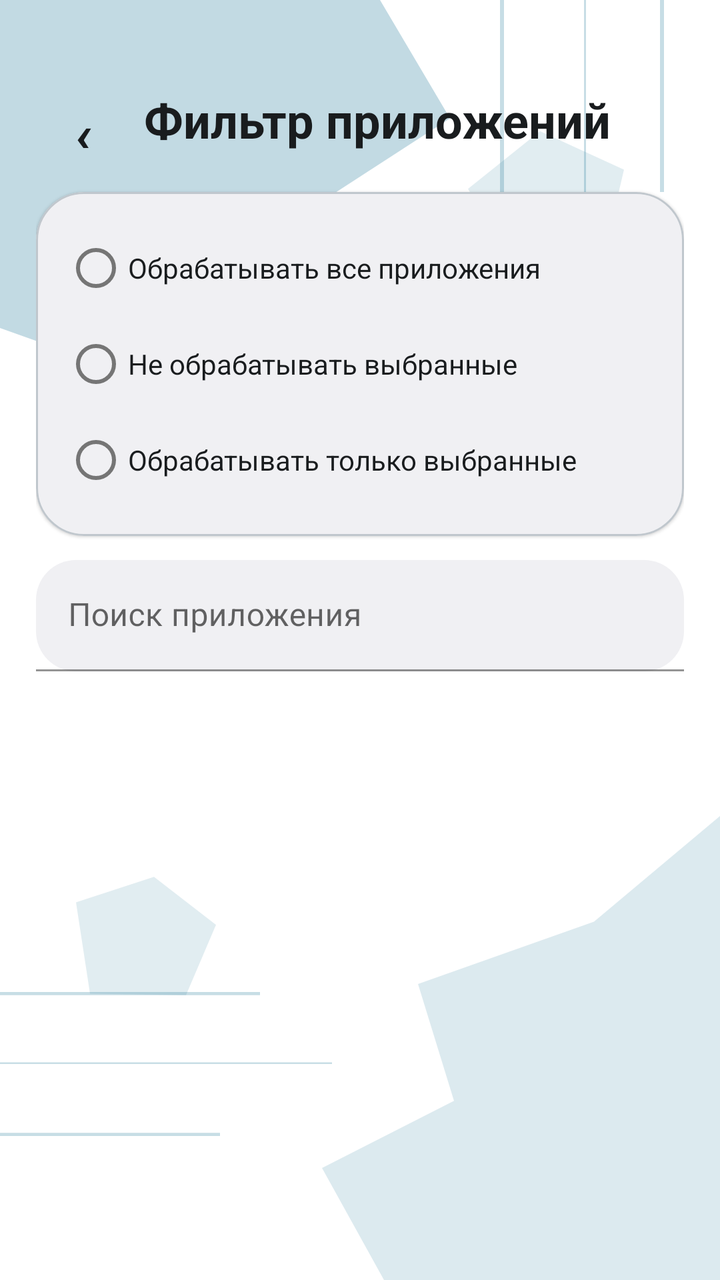
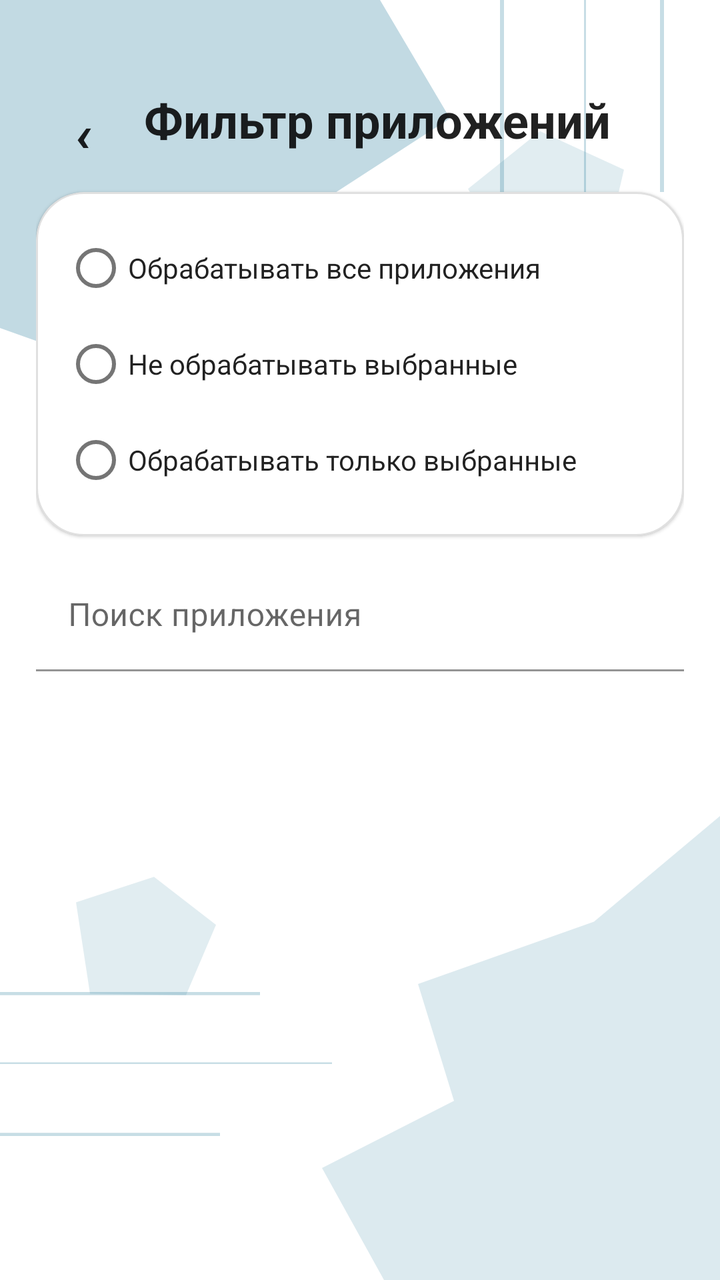

The first picture is an Android layout as it rendered before a commit; the second is the same layout after the commit. The layout source and the unified diff follow.
<!-- AndroidManifest.xml: application theme Theme.LimeFlow -->
<!-- res/layout/activity_app_filter.xml -->
<?xml version="1.0" encoding="utf-8"?>
<LinearLayout xmlns:android="http://schemas.android.com/apk/res/android"
    xmlns:app="http://schemas.android.com/apk/res-auto"
    android:layout_width="match_parent"
    android:layout_height="match_parent"
    android:background="@drawable/bg_limeflow"
    android:orientation="vertical"
    android:paddingHorizontal="18dp">

    <LinearLayout
        android:layout_width="match_parent"
        android:layout_height="wrap_content"
        android:layout_marginTop="36dp"
        android:gravity="center_vertical">

        <com.google.android.material.button.MaterialButton
            android:id="@+id/filter_back"
            style="@style/Widget.MaterialComponents.Button.TextButton"
            android:layout_width="48dp"
            android:layout_height="48dp"
            android:minWidth="0dp"
            android:text="@string/back_symbol"
            android:textColor="@color/app_text"
            android:textSize="30sp"
            app:backgroundTint="@android:color/transparent" />

        <com.google.android.material.textview.MaterialTextView
            android:layout_width="0dp"
            android:layout_height="wrap_content"
            android:layout_marginStart="6dp"
            android:layout_weight="1"
            android:text="@string/app_filter_title"
            android:textColor="@color/app_text"
            android:textSize="24sp"
            android:textStyle="bold" />
    </LinearLayout>

    <com.google.android.material.card.MaterialCardView
        android:layout_width="match_parent"
        android:layout_height="wrap_content"
        android:layout_marginTop="12dp"
        app:cardBackgroundColor="@color/app_surface"
        app:cardCornerRadius="24dp"
        app:strokeColor="@color/app_stroke"
        app:strokeWidth="1dp">

        <RadioGroup
            android:id="@+id/filter_mode"
            android:layout_width="match_parent"
            android:layout_height="wrap_content"
            android:padding="14dp">

            <RadioButton
                android:id="@+id/filter_all"
                android:layout_width="match_parent"
                android:layout_height="wrap_content"
                android:text="@string/app_filter_all"
                android:textColor="@color/app_text" />

            <RadioButton
                android:id="@+id/filter_exclude"
                android:layout_width="match_parent"
                android:layout_height="wrap_content"
                android:text="@string/app_filter_exclude"
                android:textColor="@color/app_text" />

            <RadioButton
                android:id="@+id/filter_include"
                android:layout_width="match_parent"
                android:layout_height="wrap_content"
                android:text="@string/app_filter_include"
                android:textColor="@color/app_text" />
        </RadioGroup>
    </com.google.android.material.card.MaterialCardView>

    <com.google.android.material.textfield.TextInputLayout
        android:layout_width="match_parent"
        android:layout_height="wrap_content"
        android:layout_marginTop="12dp"
        android:hint="@string/app_filter_search"
        app:boxBackgroundColor="@color/app_surface"
        app:boxCornerRadiusBottomEnd="20dp"
        app:boxCornerRadiusBottomStart="20dp"
        app:boxCornerRadiusTopEnd="20dp"
        app:boxCornerRadiusTopStart="20dp"
        app:endIconMode="clear_text">

        <com.google.android.material.textfield.TextInputEditText
            android:id="@+id/filter_search"
            android:layout_width="match_parent"
            android:layout_height="wrap_content"
            android:inputType="text"
            android:maxLines="1"
            android:textColor="@color/app_text" />
    </com.google.android.material.textfield.TextInputLayout>

    <com.google.android.material.textview.MaterialTextView
        android:id="@+id/filter_count"
        android:layout_width="match_parent"
        android:layout_height="wrap_content"
        android:paddingVertical="10dp"
        android:textColor="@color/app_text_muted"
        android:textSize="13sp" />

    <androidx.recyclerview.widget.RecyclerView
        android:id="@+id/apps_list"
        android:layout_width="match_parent"
        android:layout_height="0dp"
        android:layout_weight="1"
        android:clipToPadding="false"
        android:paddingBottom="20dp" />
</LinearLayout>
<!-- resources referenced by this layout -->
<resources>
  <color name="app_stroke">#D8E6F8</color>
  <color name="app_surface">#FFFFFFFF</color>
  <color name="app_text">#10233F</color>
  <color name="app_text_muted">#60748F</color>
  <!-- drawable bg_limeflow (drawable) -->
  <?xml version="1.0" encoding="utf-8"?>
  <vector xmlns:android="http://schemas.android.com/apk/res/android"
      android:width="360dp"
      android:height="800dp"
      android:viewportWidth="360"
      android:viewportHeight="800">
      <path android:fillColor="?android:attr/colorBackground" android:pathData="M0,0h360v800H0z" />
      <path android:fillAlpha="0.24" android:fillColor="?attr/colorPrimary" android:pathData="M0,0h190l35,74 -63,51 12,72 -91,45L0,205z" />
      <path android:fillAlpha="0.14" android:fillColor="?attr/colorPrimary" android:pathData="M360,510v290H192l-31,-70 66,-42 -18,-73 88,-39z" />
      <path android:fillAlpha="0.22" android:fillColor="?attr/colorPrimary" android:pathData="M250,0h2v155h-2zM292,0h1v190h-1zM330,0h2v120h-2zM0,620h130v2H0zM0,664h166v1H0zM0,708h110v2H0z" />
      <path android:fillAlpha="0.12" android:fillColor="?attr/colorPrimary" android:pathData="M270,82l42,24 -9,48 -49,7 -20,-43zM38,564l39,-16 31,30 -15,44 -48,-1z" />
  </vector>
  <string name="app_filter_all">Обрабатывать все приложения</string>
  <string name="app_filter_exclude">Не обрабатывать выбранные</string>
  <string name="app_filter_include">Обрабатывать только выбранные</string>
  <string name="app_filter_search">Поиск приложения</string>
  <string name="app_filter_title">Фильтр приложений</string>
  <string name="back_symbol" translatable="false">‹</string>
  <style name="Theme.LimeFlow" parent="Theme.MaterialComponents.DayNight.NoActionBar">
          
          <item name="colorPrimary">@color/lime_primary</item>
          <item name="colorPrimaryVariant">@color/lime_primary_variant</item>
          <item name="colorOnPrimary">@color/white</item>
          
          <item name="colorSecondary">@color/lime_secondary</item>
          <item name="colorSecondaryVariant">@color/lime_primary_variant</item>
          <item name="colorOnSecondary">@color/white</item>
          
          <item name="android:statusBarColor">@android:color/transparent</item>
          <item name="android:navigationBarColor">?android:attr/colorBackground</item>
          <item name="android:windowLightStatusBar">true</item>
          
      </style>
  <color name="lime_primary">#1769E0</color>
  <color name="lime_primary_variant">#0D47A1</color>
  <color name="white">#FFFFFFFF</color>
  <color name="lime_secondary">#4094F7</color>
</resources>

<!-- the commit's change to res/layout/activity_app_filter.xml (unified diff, before → after) -->
@@ -20,7 +20,7 @@
             android:layout_height="48dp"
             android:minWidth="0dp"
             android:text="@string/back_symbol"
-            android:textColor="@color/app_text"
+            android:textColor="?android:attr/textColorPrimary"
             android:textSize="30sp"
             app:backgroundTint="@android:color/transparent" />
 
@@ -30,7 +30,7 @@
             android:layout_marginStart="6dp"
             android:layout_weight="1"
             android:text="@string/app_filter_title"
-            android:textColor="@color/app_text"
+            android:textColor="?android:attr/textColorPrimary"
             android:textSize="24sp"
             android:textStyle="bold" />
     </LinearLayout>
@@ -39,9 +39,9 @@
         android:layout_width="match_parent"
         android:layout_height="wrap_content"
         android:layout_marginTop="12dp"
-        app:cardBackgroundColor="@color/app_surface"
+        app:cardBackgroundColor="?attr/colorSurface"
         app:cardCornerRadius="24dp"
-        app:strokeColor="@color/app_stroke"
+        app:strokeColor="?attr/colorControlHighlight"
         app:strokeWidth="1dp">
 
         <RadioGroup
@@ -55,21 +55,21 @@
                 android:layout_width="match_parent"
                 android:layout_height="wrap_content"
                 android:text="@string/app_filter_all"
-                android:textColor="@color/app_text" />
+                android:textColor="?android:attr/textColorPrimary" />
 
             <RadioButton
                 android:id="@+id/filter_exclude"
                 android:layout_width="match_parent"
                 android:layout_height="wrap_content"
                 android:text="@string/app_filter_exclude"
-                android:textColor="@color/app_text" />
+                android:textColor="?android:attr/textColorPrimary" />
 
             <RadioButton
                 android:id="@+id/filter_include"
                 android:layout_width="match_parent"
                 android:layout_height="wrap_content"
                 android:text="@string/app_filter_include"
-                android:textColor="@color/app_text" />
+                android:textColor="?android:attr/textColorPrimary" />
         </RadioGroup>
     </com.google.android.material.card.MaterialCardView>
 
@@ -78,7 +78,7 @@
         android:layout_height="wrap_content"
         android:layout_marginTop="12dp"
         android:hint="@string/app_filter_search"
-        app:boxBackgroundColor="@color/app_surface"
+        app:boxBackgroundColor="?attr/colorSurface"
         app:boxCornerRadiusBottomEnd="20dp"
         app:boxCornerRadiusBottomStart="20dp"
         app:boxCornerRadiusTopEnd="20dp"
@@ -91,7 +91,7 @@
             android:layout_height="wrap_content"
             android:inputType="text"
             android:maxLines="1"
-            android:textColor="@color/app_text" />
+            android:textColor="?android:attr/textColorPrimary" />
     </com.google.android.material.textfield.TextInputLayout>
 
     <com.google.android.material.textview.MaterialTextView
@@ -99,7 +99,7 @@
         android:layout_width="match_parent"
         android:layout_height="wrap_content"
         android:paddingVertical="10dp"
-        android:textColor="@color/app_text_muted"
+        android:textColor="?android:attr/textColorSecondary"
         android:textSize="13sp" />
 
     <androidx.recyclerview.widget.RecyclerView
<!-- resource entries referenced after the edit -->
@@ -1,9 +1,5 @@
 <!-- resources referenced by this layout -->
 <resources>
-  <color name="app_stroke">#D8E6F8</color>
-  <color name="app_surface">#FFFFFFFF</color>
-  <color name="app_text">#10233F</color>
-  <color name="app_text_muted">#60748F</color>
   <!-- drawable bg_limeflow (drawable) -->
   <?xml version="1.0" encoding="utf-8"?>
   <vector xmlns:android="http://schemas.android.com/apk/res/android"
